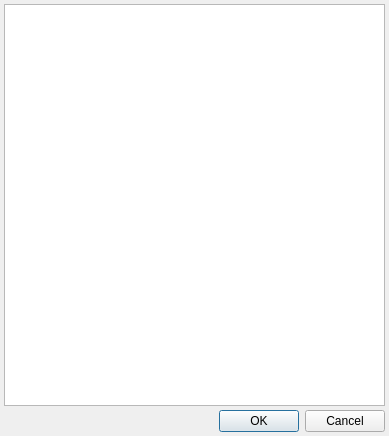
Before: the Qt Designer form anreader_sources/device_widgets/n3_names_dialog.ui in anpp/anreader, drawn with Qt 5.
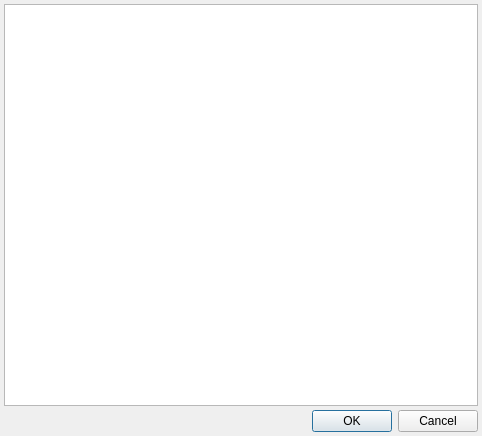
After: the same form once the commit is applied. Icons and pictures are not drawn.

What changed in the file:
```diff
--- a/anreader_sources/device_widgets/n3_names_dialog.ui
+++ b/anreader_sources/device_widgets/n3_names_dialog.ui
@@ -9,7 +9,7 @@
    <rect>
     <x>0</x>
     <y>0</y>
-    <width>389</width>
+    <width>482</width>
     <height>436</height>
    </rect>
   </property>
```
